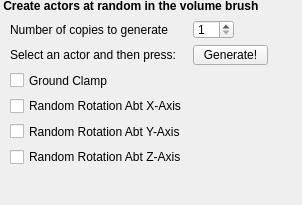
First picture: the form in delta3d/utilities/STAGE/plugins/STRandomActorGenerator/randomactorgenerator.ui, repository delta3d/delta3d, before the edit.
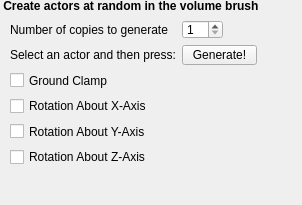
Second picture: the form after the edit.

Commit message: STAGE: Can now show/hide the volume Brush. STAGE: Volume brush recall button now recalls the brush with 0,0,0 rotation.

```diff
--- a/delta3d/utilities/STAGE/plugins/STRandomActorGenerator/randomactorgenerator.ui
+++ b/delta3d/utilities/STAGE/plugins/STRandomActorGenerator/randomactorgenerator.ui
@@ -102,21 +102,21 @@
      <item row="4" column="0">
       <widget class="QCheckBox" name="mRandomYRotationCheckBox">
        <property name="text">
-        <string>Random Rotation Abt Y-Axis</string>
+        <string>Rotation About Y-Axis</string>
        </property>
       </widget>
      </item>
      <item row="3" column="0">
       <widget class="QCheckBox" name="mRandomXRotationCheckBox">
        <property name="text">
-        <string>Random Rotation Abt X-Axis</string>
+        <string>Rotation About X-Axis</string>
        </property>
       </widget>
      </item>
      <item row="5" column="0">
       <widget class="QCheckBox" name="mRandomZRotationCheckBox">
        <property name="text">
-        <string>Random Rotation Abt Z-Axis</string>
+        <string>Rotation About Z-Axis</string>
        </property>
       </widget>
      </item>
```
The commit also changes 6 other files.
